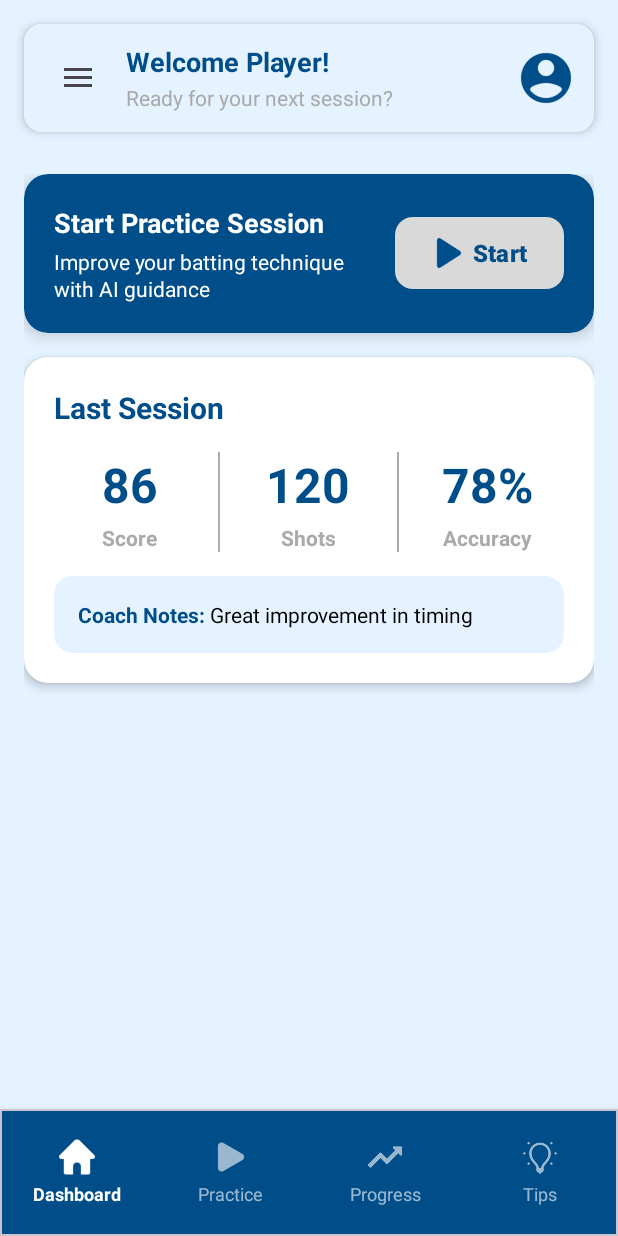
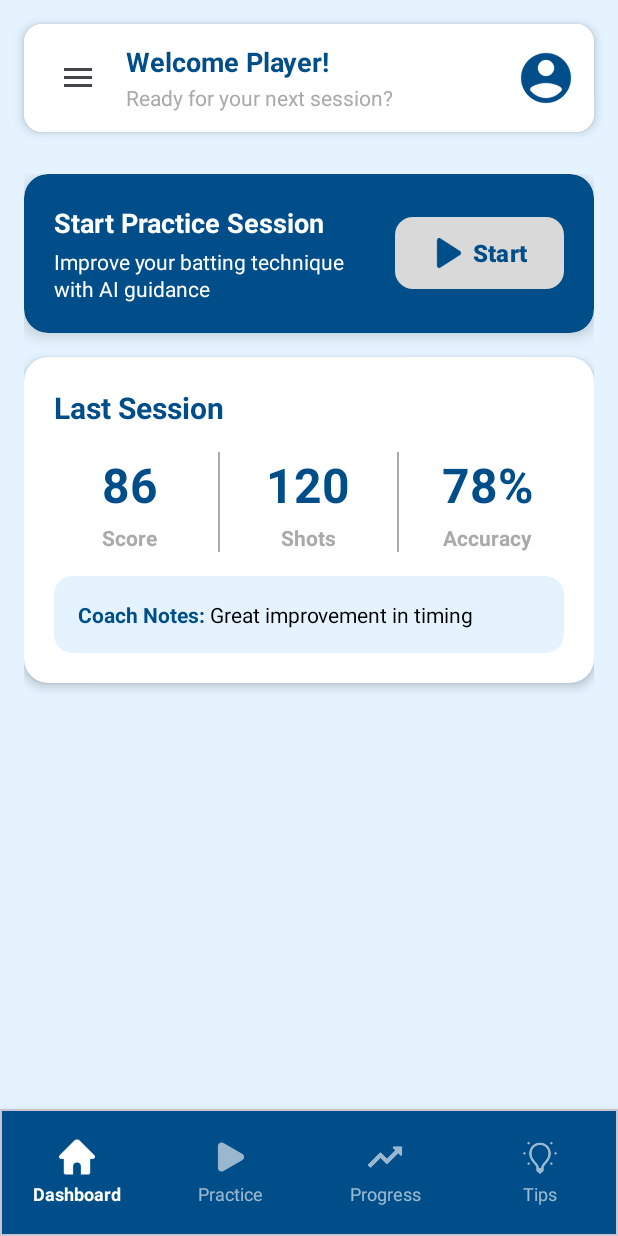
Before and after one commit to NIMRAASLAM-coder/FYP, an Android app: the Dashboard screen opened directly, with no data from a screen before it, on a phone screen of 412 x 824 dp. Run offline under Robolectric (Android 15) with nearby library versions, the phone set to English and light mode, and no system bars.

Commit message:
color changed

```diff
--- a/app/src/main/res/layout/activity_dashboard.xml
+++ b/app/src/main/res/layout/activity_dashboard.xml
@@ -33,7 +33,7 @@
                 android:layout_height="wrap_content"
                 android:orientation="horizontal"
                 android:padding="12dp"
-                android:background="@color/background_blue"
+                android:background="@color/white"
                 android:gravity="center_vertical">
 
                 <androidx.appcompat.widget.Toolbar
--- a/app/src/main/res/layout/activity_practice_session.xml
+++ b/app/src/main/res/layout/activity_practice_session.xml
@@ -24,6 +24,7 @@
             android:layout_marginEnd="16dp"
             app:cardCornerRadius="12dp"
             app:cardElevation="4dp"
+
             app:layout_constraintEnd_toEndOf="parent"
             app:layout_constraintStart_toStartOf="parent"
             app:layout_constraintTop_toTopOf="parent">
@@ -33,7 +34,7 @@
                 android:layout_height="wrap_content"
                 android:orientation="horizontal"
                 android:padding="12dp"
-                android:background="@color/background_blue"
+                android:background="@color/white"
                 android:gravity="center_vertical">
 
                 <androidx.appcompat.widget.Toolbar
```
